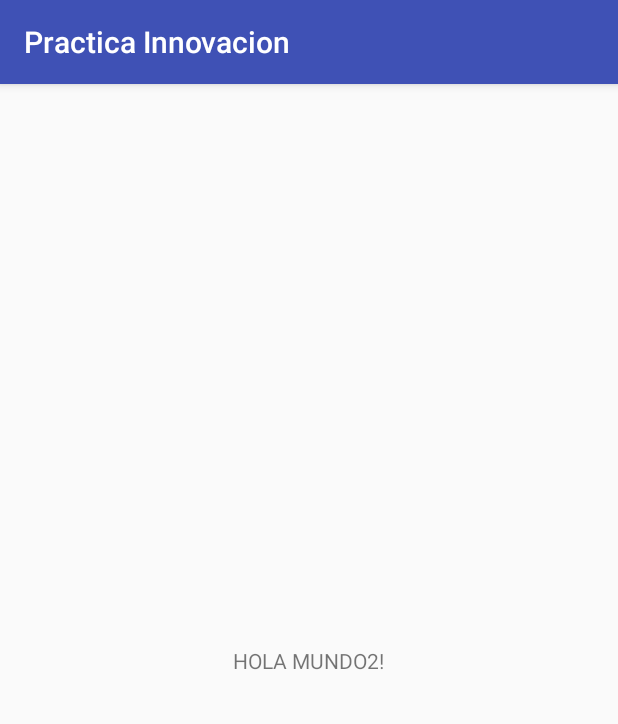
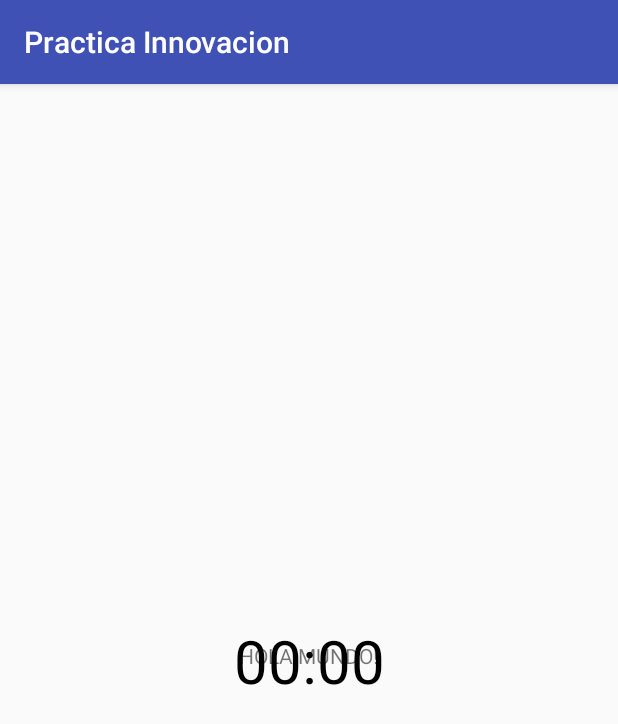
Before and after one commit to alvaro-s/proyecto-innovacion, an Android app: the screen it shows after launch (MainActivity), on a phone screen of 412 x 824 dp. Shown: the top 724 px of the screen. Run offline under Robolectric (Android 15) with nearby library versions, the phone set to English and light mode, and no system bars.

Commit message:
Evento Pantalla (no funciona)

```diff
--- a/app/src/main/AndroidManifest.xml
+++ b/app/src/main/AndroidManifest.xml
@@ -9,10 +9,11 @@
         android:roundIcon="@mipmap/ic_launcher_round"
         android:supportsRtl="true"
         android:theme="@style/AppTheme">
-        <activity android:name=".MainActivity">
+        <activity android:name=".MainActivity" android:exported="true">
             <intent-filter>
                 <action android:name="android.intent.action.MAIN" />
-
+                <action android:name="android.intent.action.SCREEN_OFF"/>
+                <action android:name="android.intent.action.SCREEN_ON"/>
                 <category android:name="android.intent.category.LAUNCHER" />
             </intent-filter>
         </activity>
--- a/app/src/main/java/com/mastercomp/innovacion/practicainnovacion/MainActivity.java
+++ b/app/src/main/java/com/mastercomp/innovacion/practicainnovacion/MainActivity.java
@@ -1,13 +1,70 @@
 package com.mastercomp.innovacion.practicainnovacion;
 
+import android.content.BroadcastReceiver;
+import android.content.Context;
+import android.content.Intent;
+import android.content.IntentFilter;
+import android.os.Handler;
+import android.os.SystemClock;
 import android.support.v7.app.AppCompatActivity;
 import android.os.Bundle;
+import android.util.Log;
+import android.widget.TextView;
+
+import org.w3c.dom.Text;
 
 public class MainActivity extends AppCompatActivity {
+
+    private TextView timer;
+    private long startTime = 0L;
+
+    private Handler customHandler = new Handler();
+
+    long timeInMS = 0L;
+    long updatedTime = 0L;
+    long timeSwapBuff = 0L;
 
     @Override
     protected void onCreate(Bundle savedInstanceState) {
         super.onCreate(savedInstanceState);
+
+        timer = (TextView) findViewById(R.id.timerValue);
+
+        IntentFilter intentFilter = new IntentFilter(Intent.ACTION_SCREEN_ON);
+        intentFilter.addAction(Intent.ACTION_SCREEN_OFF);
+        registerReceiver(new BroadcastReceiver() {
+            @Override
+            public void onReceive(Context context, Intent intent) {
+                if (intent.getAction().equals(Intent.ACTION_SCREEN_ON)) {
+                    Log.i("Check","Screen went ON");
+                    timeSwapBuff += timeInMS;
+                    customHandler.removeCallbacks(updateTimer);
+                } else if (intent.getAction().equals(Intent.ACTION_SCREEN_OFF)) {
+                    Log.i("Check","Screen went OFF");
+                    startTime = SystemClock.uptimeMillis();
+                    customHandler.postDelayed(updateTimer, 0);
+                }
+            }
+        }, intentFilter);
+
         setContentView(R.layout.activity_main);
     }
+
+    private Runnable updateTimer = new Runnable() {
+        @Override
+        public void run() {
+            timeInMS = SystemClock.uptimeMillis() - startTime;
+            updatedTime = timeSwapBuff + timeInMS;
+
+            int secs = (int) (updatedTime / 1000);
+            int mins = secs / 60;
+            secs = secs % 60;
+            int ms = (int) (updatedTime % 1000);
+            timer.setText("" + mins + ":"
+                    + String.format("%02d", secs)+ ":"
+                    + String.format("%03d", ms));
+            customHandler.postDelayed(this, 0);
+
+        }
+    };
 }
--- a/app/src/main/res/layout/activity_main.xml
+++ b/app/src/main/res/layout/activity_main.xml
@@ -7,12 +7,34 @@
     tools:context="com.mastercomp.innovacion.practicainnovacion.MainActivity">
 
     <TextView
+        android:id="@+id/holamundo"
         android:layout_width="wrap_content"
         android:layout_height="wrap_content"
-        android:text="HOLA MUNDO2!"
+        android:text="HOLA MUNDO!"
         app:layout_constraintBottom_toBottomOf="parent"
         app:layout_constraintLeft_toLeftOf="parent"
         app:layout_constraintRight_toRightOf="parent"
+        app:layout_constraintHorizontal_bias="0.501"
+        android:layout_marginBottom="377dp"
+        tools:layout_constraintRight_creator="1"
+        tools:layout_constraintLeft_creator="1" />
+
+    <TextView
+        android:id="@+id/timerValue"
+        android:layout_width="wrap_content"
+        android:layout_height="wrap_content"
+        android:layout_below="@+id/holamundo"
+        android:layout_centerHorizontal="true"
+        android:textSize="40sp"
+        android:textColor="#000"
+        android:text="00:00"
+        tools:layout_constraintTop_creator="1"
+        tools:layout_constraintRight_creator="1"
+        tools:layout_constraintBottom_creator="1"
+        app:layout_constraintBottom_toBottomOf="parent"
+        app:layout_constraintRight_toRightOf="parent"
+        tools:layout_constraintLeft_creator="1"
+        app:layout_constraintLeft_toLeftOf="parent"
         app:layout_constraintTop_toTopOf="parent" />
 
 </android.support.constraint.ConstraintLayout>
```
